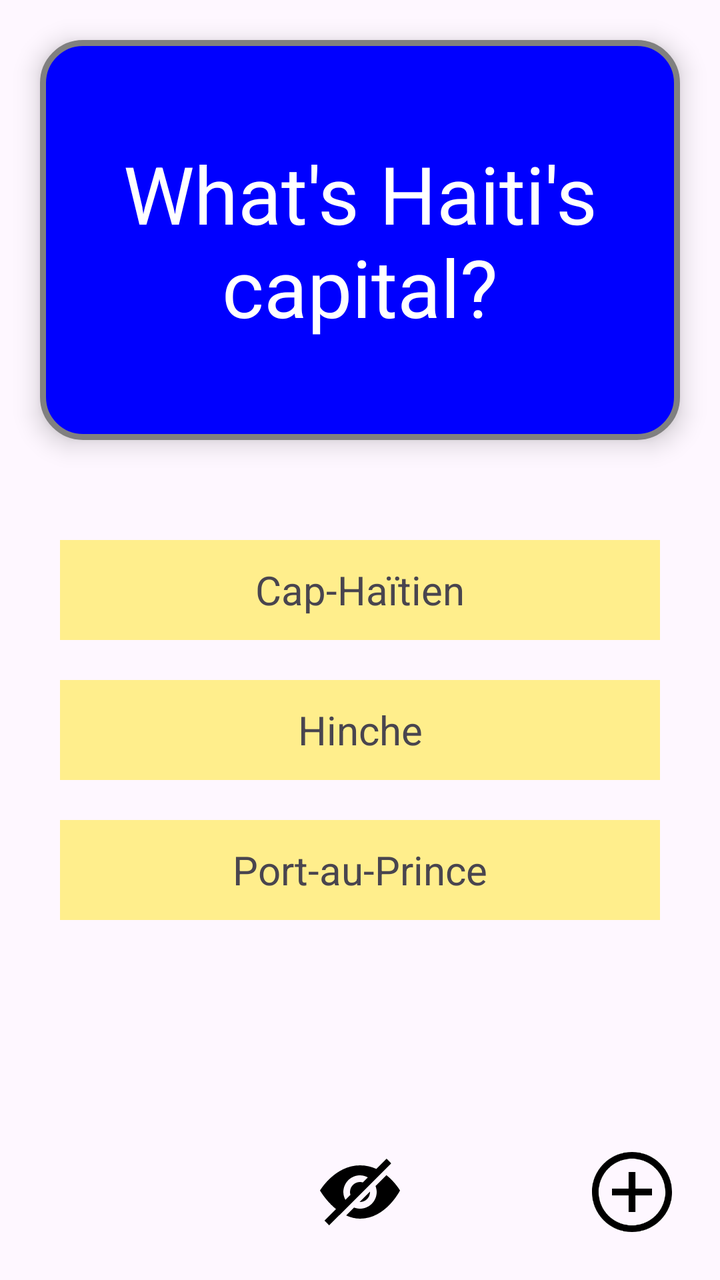
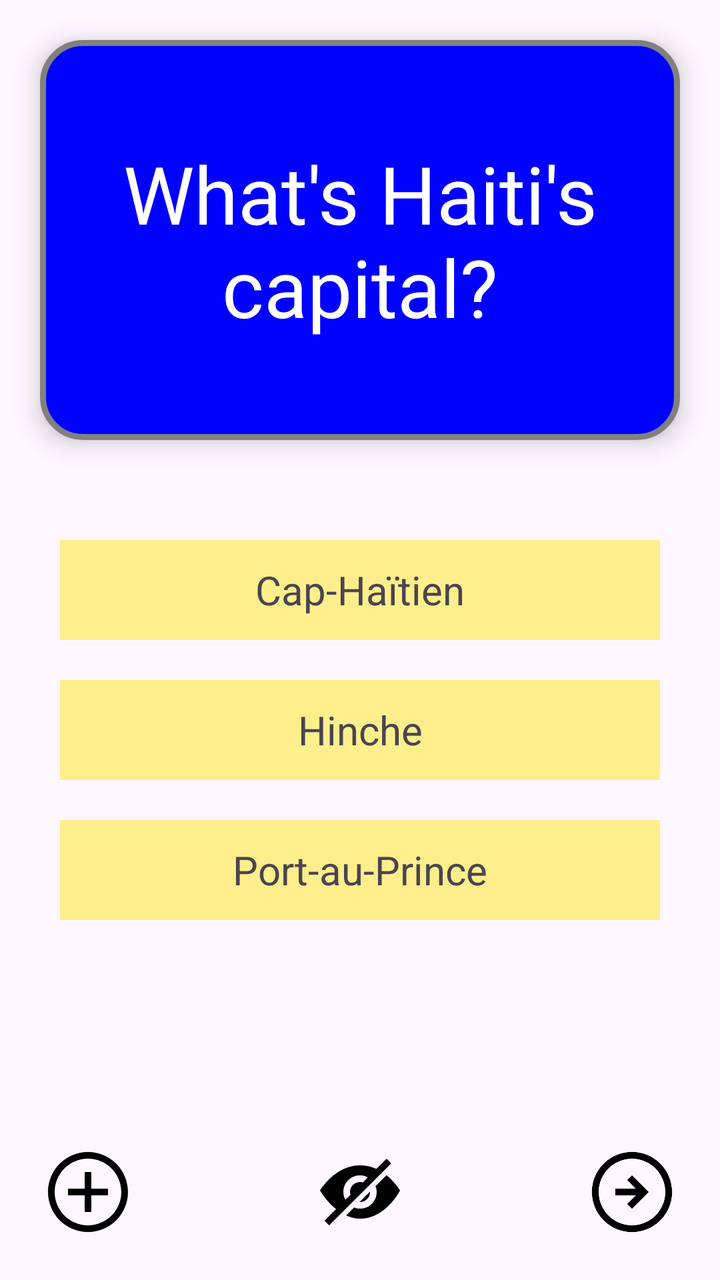

Two renders of the same Android screen: before a commit and after it. Below are the layout's source before the change and the commit's diff.
<!-- AndroidManifest.xml: application theme Theme.FlashcardApp -->
<!-- res/layout/activity_main.xml -->
<?xml version="1.0" encoding="utf-8"?>
<RelativeLayout xmlns:android="http://schemas.android.com/apk/res/android"
    xmlns:app="http://schemas.android.com/apk/res-auto"
    xmlns:tools="http://schemas.android.com/tools"
    android:id="@+id/main"
    android:layout_width="match_parent"
    android:layout_height="match_parent"
    tools:context=".MainActivity">

    <TextView
        android:id="@+id/flashcard_question"
        android:layout_width="match_parent"
        android:layout_height="200dp"
        android:text="What's Haiti's capital?"
        android:textColor="@color/white"
        android:textSize="40sp"
        android:gravity="center"
        android:background="@drawable/card_background"
        android:elevation="7dp"
        android:padding="10dp"
        android:layout_margin="20dp"/>

    <TextView
        android:id="@+id/flashcard_answer"
        android:background="@drawable/card_resp_background"
        android:layout_width="match_parent"
        android:layout_height="200dp"
        android:text="Port-au-Prince"
        android:textSize="40sp"
        android:gravity="center"
        android:visibility="invisible"
        android:layout_margin="20dp"/>

    
    <LinearLayout
        android:id="@+id/answers_container"
        android:layout_width="match_parent"
        android:layout_height="wrap_content"
        android:layout_margin="20dp"
        android:layout_below="@id/flashcard_question"
        android:orientation="vertical"
        android:visibility="visible">

        <TextView
            android:id="@+id/rep1"
            android:layout_width="match_parent"
            android:layout_height="50dp"
            android:layout_margin="10dp"
            android:background="#ffee8c"
            android:gravity="center"
            android:text="Cap-Haïtien"
            android:textSize="20sp" />

        <TextView
            android:id="@+id/rep2"
            android:layout_width="match_parent"
            android:layout_height="50dp"
            android:layout_margin="10dp"
            android:background="#ffee8c"
            android:gravity="center"
            android:text="Hinche"
            android:textSize="20sp" />

        <TextView
            android:id="@+id/rep3"
            android:layout_width="match_parent"
            android:layout_height="50dp"
            android:layout_margin="10dp"
            android:background="#ffee8c"
            android:gravity="center"
            android:text="Port-au-Prince"
            android:textSize="20sp" />
    </LinearLayout>

    <ImageView
        android:id="@+id/toggle_choices_visibility"
        android:layout_width="40dp"
        android:layout_height="40dp"
        android:layout_alignParentBottom="true"
        android:layout_centerHorizontal="true"
        android:layout_marginBottom="24dp"
        android:contentDescription="@string/img_desc"
        android:src="@drawable/hide_icon" />

    <ImageView
        android:id="@+id/add_card"
        android:layout_width="40dp"
        android:layout_height="40dp"
        android:layout_alignParentEnd="true"
        android:layout_alignParentBottom="true"
        android:layout_marginEnd="24dp"
        android:layout_marginBottom="24dp"
        android:contentDescription="@string/img_desc"
        android:src="@drawable/add_icon" />


</RelativeLayout>
<!-- resources referenced by this layout -->
<resources>
  <color name="white">#FFFFFFFF</color>
  <!-- drawable add_icon (drawable) -->
  <vector xmlns:android="http://schemas.android.com/apk/res/android"
      android:width="24dp"
      android:height="24dp"
      android:viewportWidth="24"
      android:viewportHeight="24">
    <path
        android:fillColor="#FF000000"
        android:pathData="M12,2c5.514,0 10,4.486 10,10s-4.486,10 -10,10 -10,-4.486 -10,-10 4.486,-10 10,-10zM12,0c-6.627,0 -12,5.373 -12,12s5.373,12 12,12 12,-5.373 12,-12 -5.373,-12 -12,-12zM18,13h-5v5h-2v-5h-5v-2h5v-5h2v5h5v2z"/>
  </vector>
  <!-- drawable card_background (drawable) -->
  <?xml version="1.0" encoding="utf-8"?>
  <shape xmlns:android="http://schemas.android.com/apk/res/android"
      android:shape="rectangle">
      <corners android:radius="20dp" />
      <stroke android:color="@color/grey" android:width="3dp" />
      <solid android:color="@color/blue" />
  </shape>
  <!-- drawable card_resp_background (drawable) -->
  <?xml version="1.0" encoding="utf-8"?>
  <shape xmlns:android="http://schemas.android.com/apk/res/android"
      android:shape="rectangle">
      <corners android:radius="20dp" />
      <stroke android:color="@color/grey" android:width="3dp" />
      <solid android:color="@color/green" />
  </shape>
  <!-- drawable hide_icon (drawable) -->
  <vector xmlns:android="http://schemas.android.com/apk/res/android"
      android:width="24dp"
      android:height="24dp"
      android:viewportWidth="24"
      android:viewportHeight="24">
    <path
        android:fillColor="#FF000000"
        android:pathData="M11.885,14.988l3.104,-3.098 0.011,0.11c0,1.654 -1.346,3 -3,3l-0.115,-0.012zM19.933,6.956l-3.274,3.268c0.212,0.554 0.341,1.149 0.341,1.776 0,2.757 -2.243,5 -5,5 -0.631,0 -1.229,-0.13 -1.785,-0.344l-2.377,2.372c1.276,0.588 2.671,0.972 4.177,0.972 7.733,0 11.985,-8.449 11.985,-8.449s-1.415,-2.478 -4.067,-4.595zM21.364,3.42l-18.619,18.58 -1.382,-1.422 3.455,-3.447c-3.022,-2.45 -4.818,-5.58 -4.818,-5.58s4.446,-7.551 12.015,-7.551c1.825,0 3.456,0.426 4.886,1.075l3.081,-3.075 1.382,1.42zM7.613,14.342l1.519,-1.515c-0.077,-0.264 -0.132,-0.538 -0.132,-0.827 0,-1.654 1.346,-3 3,-3 0.291,0 0.567,0.055 0.833,0.134l1.518,-1.515c-0.704,-0.382 -1.496,-0.619 -2.351,-0.619 -2.757,0 -5,2.243 -5,5 0,0.852 0.235,1.641 0.613,2.342z"/>
  </vector>
  <string name="img_desc">Icon</string>
  <style name="Theme.FlashcardApp" parent="Base.Theme.FlashcardApp" />
  <color name="grey">#FF808080</color>
  <color name="blue">#FF0000FF</color>
  <color name="green">#FF00FF00</color>
  <style name="Base.Theme.FlashcardApp" parent="Theme.Material3.DayNight.NoActionBar">
          
          
      </style>
</resources>

<!-- the commit's change to res/layout/activity_main.xml (unified diff, before → after) -->
@@ -73,6 +73,17 @@
     </LinearLayout>
 
     <ImageView
+        android:id="@+id/add_card"
+        android:layout_width="40dp"
+        android:layout_height="40dp"
+        android:layout_alignParentStart="true"
+        android:layout_alignParentBottom="true"
+        android:layout_marginStart="24dp"
+        android:layout_marginBottom="24dp"
+        android:contentDescription="@string/img_desc"
+        android:src="@drawable/add_icon" />
+
+    <ImageView
         android:id="@+id/toggle_choices_visibility"
         android:layout_width="40dp"
         android:layout_height="40dp"
@@ -83,7 +94,7 @@
         android:src="@drawable/hide_icon" />
 
     <ImageView
-        android:id="@+id/add_card"
+        android:id="@+id/next_card_button"
         android:layout_width="40dp"
         android:layout_height="40dp"
         android:layout_alignParentEnd="true"
@@ -91,7 +102,7 @@
         android:layout_marginEnd="24dp"
         android:layout_marginBottom="24dp"
         android:contentDescription="@string/img_desc"
-        android:src="@drawable/add_icon" />
+        android:src="@drawable/next_icon" />
 
 
 </RelativeLayout>
<!-- resource entries referenced after the edit -->
@@ -37,6 +37,16 @@
         android:fillColor="#FF000000"
         android:pathData="M11.885,14.988l3.104,-3.098 0.011,0.11c0,1.654 -1.346,3 -3,3l-0.115,-0.012zM19.933,6.956l-3.274,3.268c0.212,0.554 0.341,1.149 0.341,1.776 0,2.757 -2.243,5 -5,5 -0.631,0 -1.229,-0.13 -1.785,-0.344l-2.377,2.372c1.276,0.588 2.671,0.972 4.177,0.972 7.733,0 11.985,-8.449 11.985,-8.449s-1.415,-2.478 -4.067,-4.595zM21.364,3.42l-18.619,18.58 -1.382,-1.422 3.455,-3.447c-3.022,-2.45 -4.818,-5.58 -4.818,-5.58s4.446,-7.551 12.015,-7.551c1.825,0 3.456,0.426 4.886,1.075l3.081,-3.075 1.382,1.42zM7.613,14.342l1.519,-1.515c-0.077,-0.264 -0.132,-0.538 -0.132,-0.827 0,-1.654 1.346,-3 3,-3 0.291,0 0.567,0.055 0.833,0.134l1.518,-1.515c-0.704,-0.382 -1.496,-0.619 -2.351,-0.619 -2.757,0 -5,2.243 -5,5 0,0.852 0.235,1.641 0.613,2.342z"/>
   </vector>
+  <!-- drawable next_icon (drawable) -->
+  <vector xmlns:android="http://schemas.android.com/apk/res/android"
+      android:width="24dp"
+      android:height="24dp"
+      android:viewportWidth="24"
+      android:viewportHeight="24">
+    <path
+        android:fillColor="#FF000000"
+        android:pathData="M12,2c5.514,0 10,4.486 10,10s-4.486,10 -10,10 -10,-4.486 -10,-10 4.486,-10 10,-10zM12,0c-6.627,0 -12,5.373 -12,12s5.373,12 12,12 12,-5.373 12,-12 -5.373,-12 -12,-12zM12,7l-1.41,1.41L13.17,11H7v2h6.17l-2.58,2.59L12,17l5,-5z"/>
+  </vector>
   <string name="img_desc">Icon</string>
   <style name="Theme.FlashcardApp" parent="Base.Theme.FlashcardApp" />
   <color name="grey">#FF808080</color>
